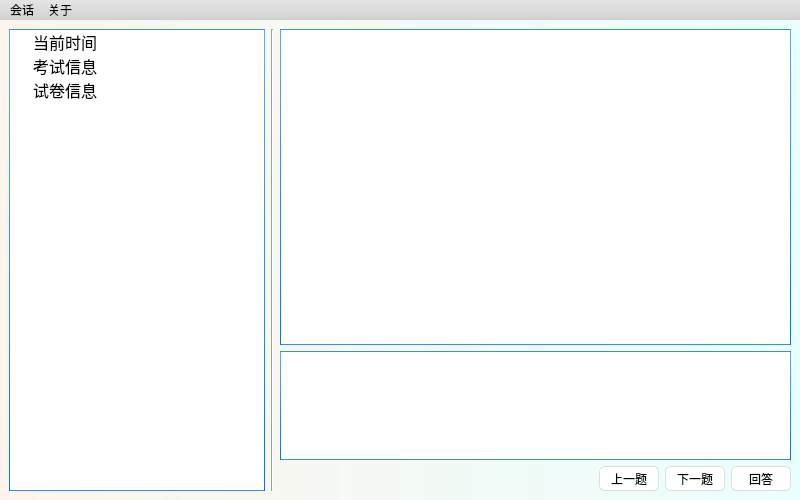
Old version of the form Student/builtin/LatexamWindow.ui in the repository StarsetNight/Latexam.
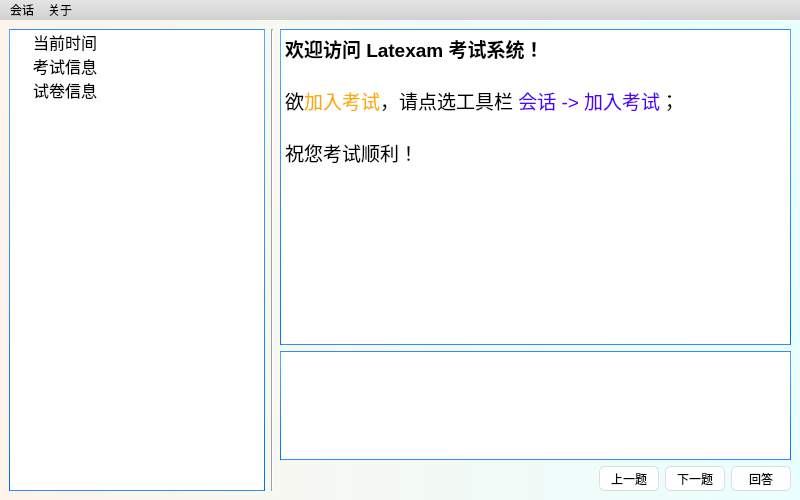
New version of the form. Icons and pictures are not drawn.

The edit to the form file:
```diff
--- a/Student/builtin/LatexamWindow.ui
+++ b/Student/builtin/LatexamWindow.ui
@@ -658,6 +658,20 @@
           <property name="inputMethodHints">
            <set>Qt::InputMethodHint::ImhNone</set>
           </property>
+          <property name="html">
+           <string>&lt;!DOCTYPE HTML PUBLIC &quot;-//W3C//DTD HTML 4.0//EN&quot; &quot;http://www.w3.org/TR/REC-html40/strict.dtd&quot;&gt;
+&lt;html&gt;&lt;head&gt;&lt;meta name=&quot;qrichtext&quot; content=&quot;1&quot; /&gt;&lt;meta charset=&quot;utf-8&quot; /&gt;&lt;style type=&quot;text/css&quot;&gt;
+p, li { white-space: pre-wrap; }
+hr { height: 1px; border-width: 0; }
+li.unchecked::marker { content: &quot;\2610&quot;; }
+li.checked::marker { content: &quot;\2612&quot;; }
+&lt;/style&gt;&lt;/head&gt;&lt;body style=&quot; font-family:'Microsoft YaHei UI'; font-size:9pt; font-weight:400; font-style:normal;&quot;&gt;
+&lt;p style=&quot; margin-top:0px; margin-bottom:0px; margin-left:0px; margin-right:0px; -qt-block-indent:0; text-indent:0px;&quot;&gt;&lt;span style=&quot; font-size:14pt; font-weight:700;&quot;&gt;欢迎访问 Latexam 考试系统！&lt;/span&gt;&lt;/p&gt;
+&lt;p style=&quot;-qt-paragraph-type:empty; margin-top:0px; margin-bottom:0px; margin-left:0px; margin-right:0px; -qt-block-indent:0; text-indent:0px; font-size:14pt; font-weight:700;&quot;&gt;&lt;br /&gt;&lt;/p&gt;
+&lt;p style=&quot; margin-top:0px; margin-bottom:0px; margin-left:0px; margin-right:0px; -qt-block-indent:0; text-indent:0px;&quot;&gt;&lt;span style=&quot; font-size:14pt;&quot;&gt;欲&lt;/span&gt;&lt;span style=&quot; font-size:14pt; color:#ffaa00;&quot;&gt;加入考试&lt;/span&gt;&lt;span style=&quot; font-size:14pt;&quot;&gt;，请点选工具栏 &lt;/span&gt;&lt;span style=&quot; font-size:14pt; color:#5500ff;&quot;&gt;会话 -&amp;gt; 加入考试&lt;/span&gt;&lt;span style=&quot; font-size:14pt;&quot;&gt;；&lt;/span&gt;&lt;/p&gt;
+&lt;p style=&quot;-qt-paragraph-type:empty; margin-top:0px; margin-bottom:0px; margin-left:0px; margin-right:0px; -qt-block-indent:0; text-indent:0px; font-size:14pt;&quot;&gt;&lt;br /&gt;&lt;/p&gt;
+&lt;p style=&quot; margin-top:0px; margin-bottom:0px; margin-left:0px; margin-right:0px; -qt-block-indent:0; text-indent:0px;&quot;&gt;&lt;span style=&quot; font-size:14pt;&quot;&gt;祝您考试顺利！&lt;/span&gt;&lt;/p&gt;&lt;/body&gt;&lt;/html&gt;</string>
+          </property>
           <property name="openExternalLinks">
            <bool>true</bool>
           </property>
```
